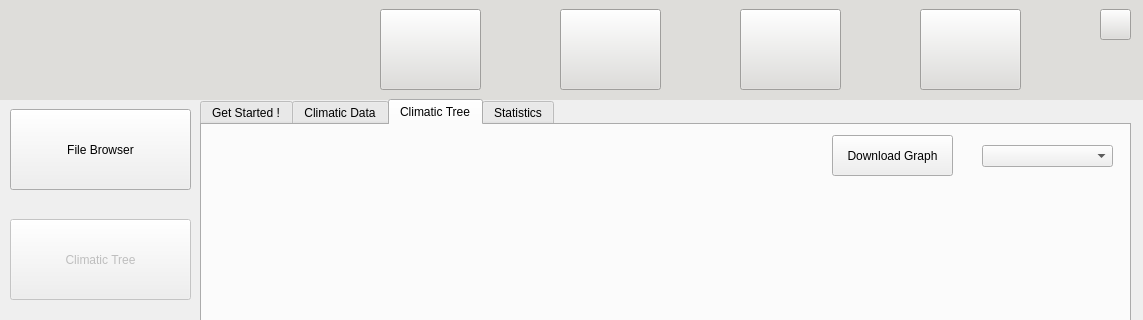
First picture: the form in scripts/Qt/main.ui, repository tahiri-lab/iPhyloGeo_plus_plus, before the edit; both pictures show x 0 to 1143 and y 0 to 320 of the 1143 by 670 pixel window.
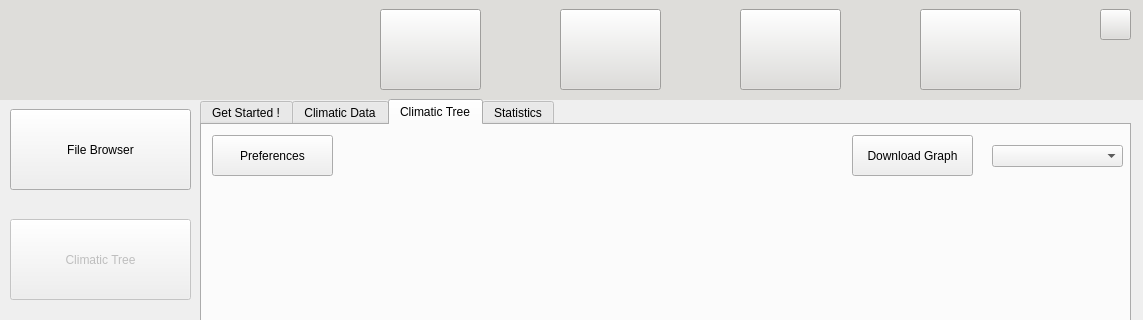
Second picture: the form after the edit. The open tabs and pages were chosen to show the change. Icons and pictures are not drawn.

Patch:
```diff
--- a/scripts/Qt/main.ui
+++ b/scripts/Qt/main.ui
@@ -1595,7 +1595,7 @@
          <widget class="QComboBox" name="climaticTreescomboBox">
           <property name="geometry">
            <rect>
-            <x>780</x>
+            <x>790</x>
             <y>20</y>
             <width>131</width>
             <height>22</height>
@@ -1605,7 +1605,7 @@
          <widget class="QPushButton" name="downloadGraphButton2">
           <property name="geometry">
            <rect>
-            <x>630</x>
+            <x>650</x>
             <y>10</y>
             <width>121</width>
             <height>41</height>
@@ -1615,6 +1615,19 @@
            <string>Download Graph</string>
           </property>
          </widget>
+         <widget class="QPushButton" name="preferencesButton">
+          <property name="geometry">
+           <rect>
+            <x>10</x>
+            <y>10</y>
+            <width>121</width>
+            <height>41</height>
+           </rect>
+          </property>
+          <property name="text">
+           <string>Preferences</string>
+          </property>
+         </widget>
         </widget>
        </widget>
        <widget class="QWidget" name="ClimTab4">
```
Left out of the diff: 18 changed lines with no effect on the pictures.
